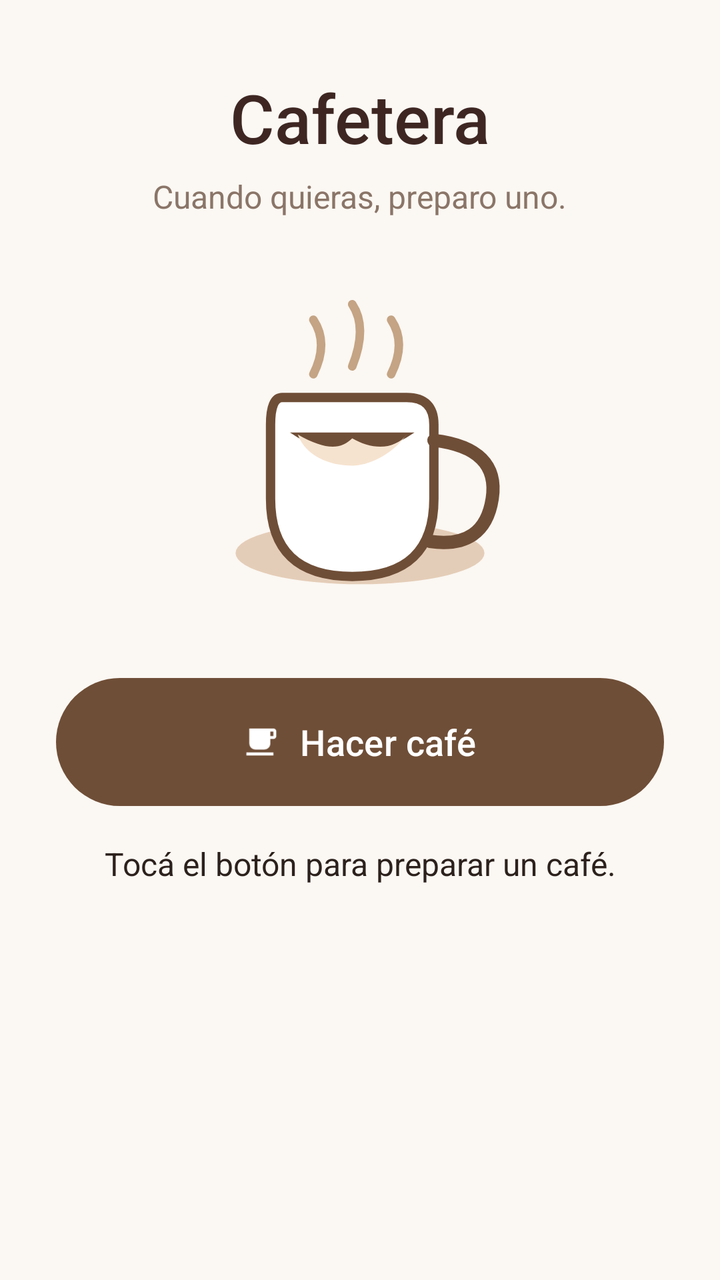
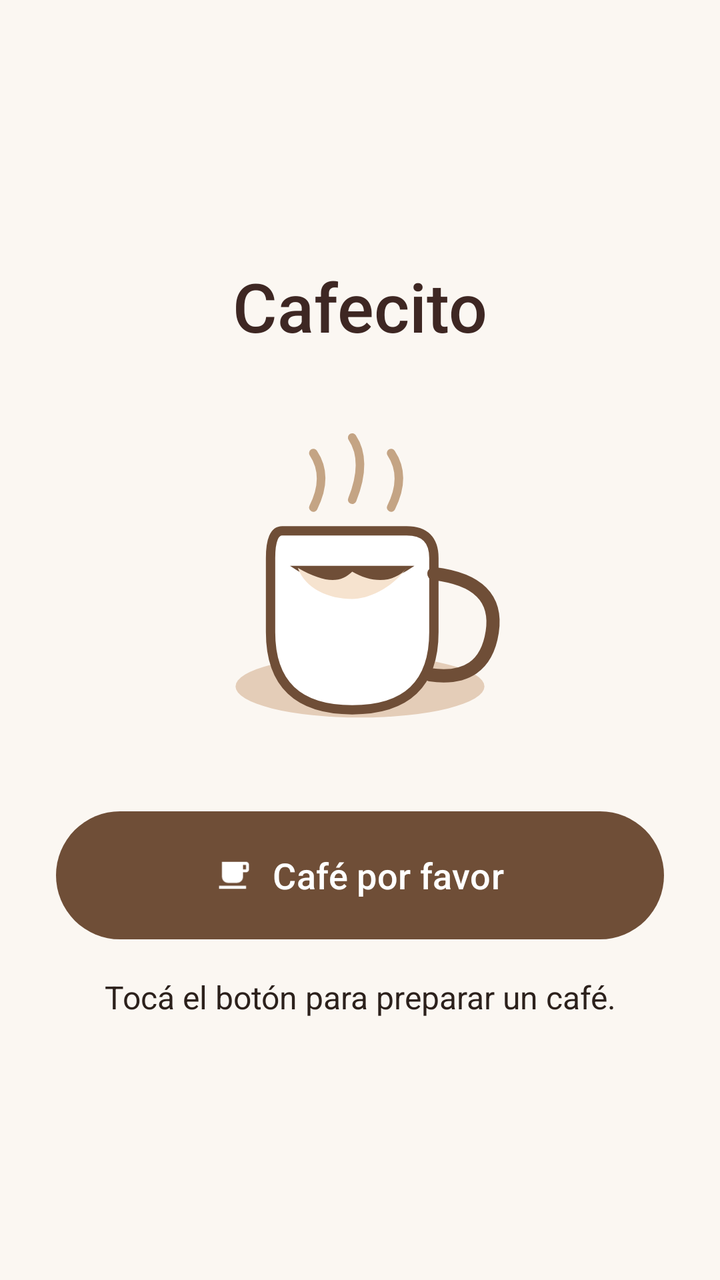

The first picture is an Android layout as it rendered before a commit; the second is the same layout after the commit. The layout source and the unified diff follow.
<!-- AndroidManifest.xml: application theme Theme.Cafetera -->
<!-- res/layout/activity_main.xml -->
<?xml version="1.0" encoding="utf-8"?>
<ScrollView xmlns:android="http://schemas.android.com/apk/res/android"
    xmlns:app="http://schemas.android.com/apk/res-auto"
    android:layout_width="match_parent"
    android:layout_height="match_parent"
    android:background="@color/cream"
    android:fillViewport="true">

    <LinearLayout
        android:layout_width="match_parent"
        android:layout_height="wrap_content"
        android:gravity="center_horizontal"
        android:orientation="vertical"
        android:paddingStart="28dp"
        android:paddingTop="36dp"
        android:paddingEnd="28dp"
        android:paddingBottom="32dp">

        <TextView
            android:layout_width="wrap_content"
            android:layout_height="wrap_content"
            android:fontFamily="sans-serif-medium"
            android:text="@string/app_name"
            android:textColor="@color/coffee_dark"
            android:textSize="34sp" />

        <TextView
            android:layout_width="wrap_content"
            android:layout_height="wrap_content"
            android:layout_marginTop="6dp"
            android:text="@string/tagline"
            android:textColor="@color/muted"
            android:textSize="16sp" />

        <ImageView
            android:layout_width="210dp"
            android:layout_height="210dp"
            android:layout_marginTop="12dp"
            android:contentDescription="@string/cup_description"
            android:src="@drawable/ic_coffee" />

        <com.google.android.material.button.MaterialButton
            android:id="@+id/brewButton"
            android:layout_width="match_parent"
            android:layout_height="64dp"
            android:layout_marginTop="8dp"
            android:insetTop="0dp"
            android:insetBottom="0dp"
            android:text="@string/make_coffee"
            android:textAllCaps="false"
            android:textSize="18sp"
            app:cornerRadius="32dp"
            app:icon="@drawable/ic_cafe_button"
            app:iconGravity="textStart"
            app:iconPadding="10dp"
            app:iconTint="@color/white" />

        <TextView
            android:id="@+id/status"
            android:layout_width="match_parent"
            android:layout_height="wrap_content"
            android:layout_marginTop="18dp"
            android:gravity="center"
            android:text="@string/status_idle"
            android:textColor="@color/ink"
            android:textSize="16sp" />

        <TextView
            android:id="@+id/configSummary"
            android:layout_width="match_parent"
            android:layout_height="wrap_content"
            android:layout_marginTop="20dp"
            android:gravity="center"
            android:lineSpacingExtra="4dp"
            android:textColor="@color/muted"
            android:textSize="13sp" />

    </LinearLayout>
</ScrollView>
<!-- resources referenced by this layout -->
<resources>
  <color name="coffee_dark">#3E2723</color>
  <color name="cream">#FBF7F2</color>
  <color name="ink">#2C211C</color>
  <color name="muted">#8A7568</color>
  <color name="white">#FFFFFF</color>
  <!-- drawable ic_cafe_button (drawable) -->
  <?xml version="1.0" encoding="utf-8"?>
  <vector xmlns:android="http://schemas.android.com/apk/res/android"
      android:width="24dp"
      android:height="24dp"
      android:viewportWidth="24"
      android:viewportHeight="24">
      <path
          android:fillColor="#FFFFFFFF"
          android:pathData="M20,3H4v10c0,2.21 1.79,4 4,4h6c2.21,0 4,-1.79 4,-4v-3h2c1.11,0 2,-0.9 2,-2V5c0,-1.11 -0.89,-2 -2,-2zM20,8h-2V5h2v3zM2,21h18v-2H2v2z" />
  </vector>
  <!-- drawable ic_coffee (drawable) -->
  <?xml version="1.0" encoding="utf-8"?>
  <vector xmlns:android="http://schemas.android.com/apk/res/android"
      android:width="200dp"
      android:height="200dp"
      android:viewportWidth="108"
      android:viewportHeight="108">
  
      <path
          android:fillColor="#E4CDB8"
          android:pathData="M22,80 A32,8 0 1,1 86,80 A32,8 0 1,1 22,80 Z" />
  
      <path
          android:fillColor="#FFFFFF"
          android:pathData="M34,40 H66 Q73,40 73,47 V66 Q73,86 52,86 Q31,86 31,66 V47 Q31,40 34,40 Z"
          android:strokeWidth="2.4"
          android:strokeColor="#6F4E37" />
  
      <path
          android:fillColor="#6F4E37"
          android:pathData="M36,49 H68 Q52,60 36,49 Z" />
  
      <path
          android:fillColor="#F6E3CF"
          android:pathData="M38,49.5 C45,53.5 49,53.5 52,50.5 C57,53.5 63,53.5 66,49.5 C62,55 56,57.5 52,57.5 C46,57.5 40,55 38,49.5 Z" />
  
      <path
          android:fillColor="#00000000"
          android:pathData="M73,51 Q90,53 88,66 Q86,79 72,77"
          android:strokeWidth="3.4"
          android:strokeColor="#6F4E37"
          android:strokeLineCap="round" />
  
      <path
          android:fillColor="#00000000"
          android:pathData="M42,34 Q46,26 42,20"
          android:strokeWidth="2.2"
          android:strokeColor="#C4A484"
          android:strokeLineCap="round" />
  
      <path
          android:fillColor="#00000000"
          android:pathData="M52,32 Q56,22 52,16"
          android:strokeWidth="2.2"
          android:strokeColor="#C4A484"
          android:strokeLineCap="round" />
  
      <path
          android:fillColor="#00000000"
          android:pathData="M62,34 Q66,26 62,20"
          android:strokeWidth="2.2"
          android:strokeColor="#C4A484"
          android:strokeLineCap="round" />
  </vector>
  <string name="app_name">Cafetera</string>
  <string name="cup_description">Taza de café</string>
  <string name="make_coffee">Hacer café</string>
  <string name="status_idle">Tocá el botón para preparar un café.</string>
  <string name="tagline">Cuando quieras, preparo uno.</string>
  <style name="Theme.Cafetera" parent="Theme.Material3.Light.NoActionBar">
          <item name="colorPrimary">@color/coffee_brown</item>
          <item name="colorOnPrimary">@color/white</item>
          <item name="colorPrimaryContainer">@color/coffee_brown</item>
          <item name="colorOnPrimaryContainer">@color/white</item>
          <item name="android:statusBarColor">@color/cream</item>
          <item name="android:navigationBarColor">@color/cream</item>
          <item name="android:windowLightStatusBar">true</item>
          <item name="android:windowLightNavigationBar">true</item>
          <item name="android:windowBackground">@color/cream</item>
      </style>
  <color name="coffee_brown">#6F4E37</color>
</resources>

<!-- the commit's change to res/layout/activity_main.xml (unified diff, before → after) -->
@@ -9,35 +9,42 @@
     <LinearLayout
         android:layout_width="match_parent"
         android:layout_height="wrap_content"
-        android:gravity="center_horizontal"
+        android:gravity="center"
         android:orientation="vertical"
         android:paddingStart="28dp"
-        android:paddingTop="36dp"
+        android:paddingTop="24dp"
         android:paddingEnd="28dp"
-        android:paddingBottom="32dp">
+        android:paddingBottom="24dp">
 
         <TextView
             android:layout_width="wrap_content"
             android:layout_height="wrap_content"
             android:fontFamily="sans-serif-medium"
-            android:text="@string/app_name"
+            android:text="@string/home_title"
             android:textColor="@color/coffee_dark"
             android:textSize="34sp" />
 
-        <TextView
-            android:layout_width="wrap_content"
-            android:layout_height="wrap_content"
-            android:layout_marginTop="6dp"
-            android:text="@string/tagline"
-            android:textColor="@color/muted"
-            android:textSize="16sp" />
-
-        <ImageView
+        <FrameLayout
             android:layout_width="210dp"
             android:layout_height="210dp"
-            android:layout_marginTop="12dp"
-            android:contentDescription="@string/cup_description"
-            android:src="@drawable/ic_coffee" />
+            android:layout_marginTop="12dp">
+
+            <ImageView
+                android:layout_width="match_parent"
+                android:layout_height="match_parent"
+                android:contentDescription="@string/cup_description"
+                android:src="@drawable/ic_coffee" />
+
+            <ImageView
+                android:id="@+id/readyMark"
+                android:layout_width="72dp"
+                android:layout_height="72dp"
+                android:layout_gravity="center"
+                android:layout_marginTop="8dp"
+                android:contentDescription="@string/coffee_ready_mark"
+                android:src="@drawable/ic_ready_check"
+                android:visibility="gone" />
+        </FrameLayout>
 
         <com.google.android.material.button.MaterialButton
             android:id="@+id/brewButton"
@@ -73,7 +80,19 @@
             android:gravity="center"
             android:lineSpacingExtra="4dp"
             android:textColor="@color/muted"
-            android:textSize="13sp" />
+            android:textSize="13sp"
+            android:visibility="gone" />
+
+        <TextView
+            android:id="@+id/pushToken"
+            android:layout_width="match_parent"
+            android:layout_height="wrap_content"
+            android:layout_marginTop="16dp"
+            android:gravity="center"
+            android:textColor="@color/muted"
+            android:textIsSelectable="true"
+            android:textSize="12sp"
+            android:visibility="gone" />
 
     </LinearLayout>
 </ScrollView>
<!-- resource entries referenced after the edit -->
@@ -70,11 +70,25 @@
           android:strokeColor="#C4A484"
           android:strokeLineCap="round" />
   </vector>
-  <string name="app_name">Cafetera</string>
+  <!-- drawable ic_ready_check (drawable) -->
+  <?xml version="1.0" encoding="utf-8"?>
+  <vector xmlns:android="http://schemas.android.com/apk/res/android"
+      android:width="72dp"
+      android:height="72dp"
+      android:viewportWidth="24"
+      android:viewportHeight="24">
+      <path
+          android:fillColor="#2E7D4F"
+          android:pathData="M12,2A10,10 0,1 0,22 12,10 10,0 0,0 12,2z" />
+      <path
+          android:fillColor="#FFFFFF"
+          android:pathData="M10.2,15.2 L7.1,12.1 L5.7,13.5 L10.2,18 L18.3,9.9 L16.9,8.5z" />
+  </vector>
+  <string name="coffee_ready_mark">Café listo</string>
   <string name="cup_description">Taza de café</string>
-  <string name="make_coffee">Hacer café</string>
+  <string name="home_title">Cafecito</string>
+  <string name="make_coffee">Café por favor</string>
   <string name="status_idle">Tocá el botón para preparar un café.</string>
-  <string name="tagline">Cuando quieras, preparo uno.</string>
   <style name="Theme.Cafetera" parent="Theme.Material3.Light.NoActionBar">
           <item name="colorPrimary">@color/coffee_brown</item>
           <item name="colorOnPrimary">@color/white</item>
